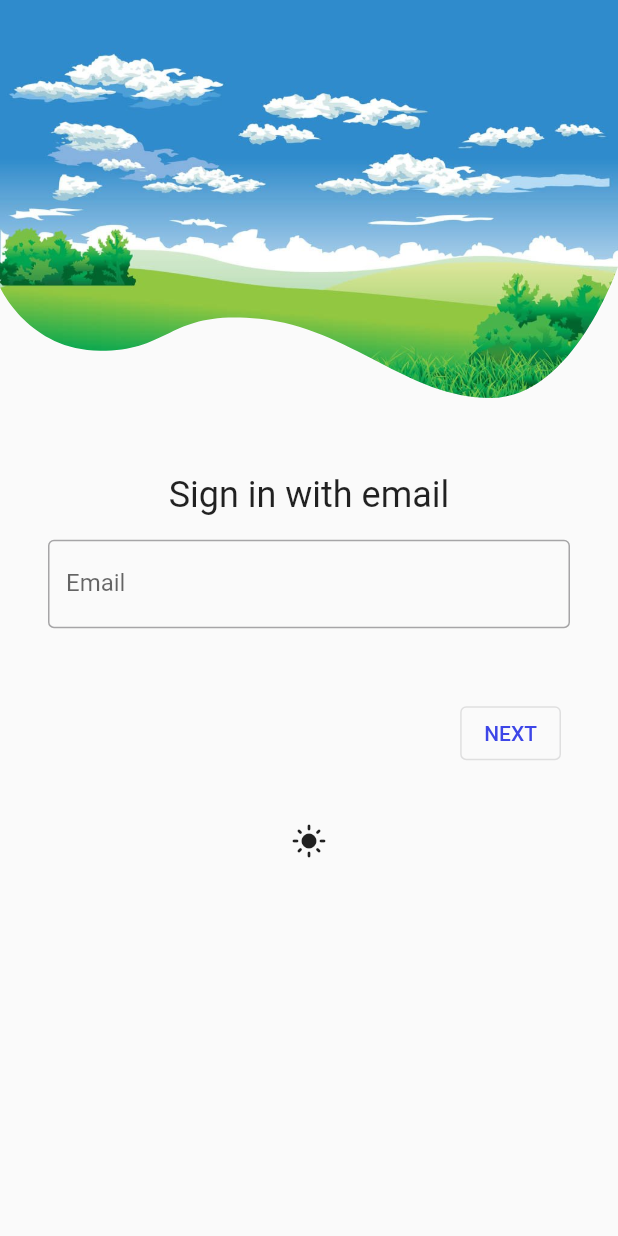
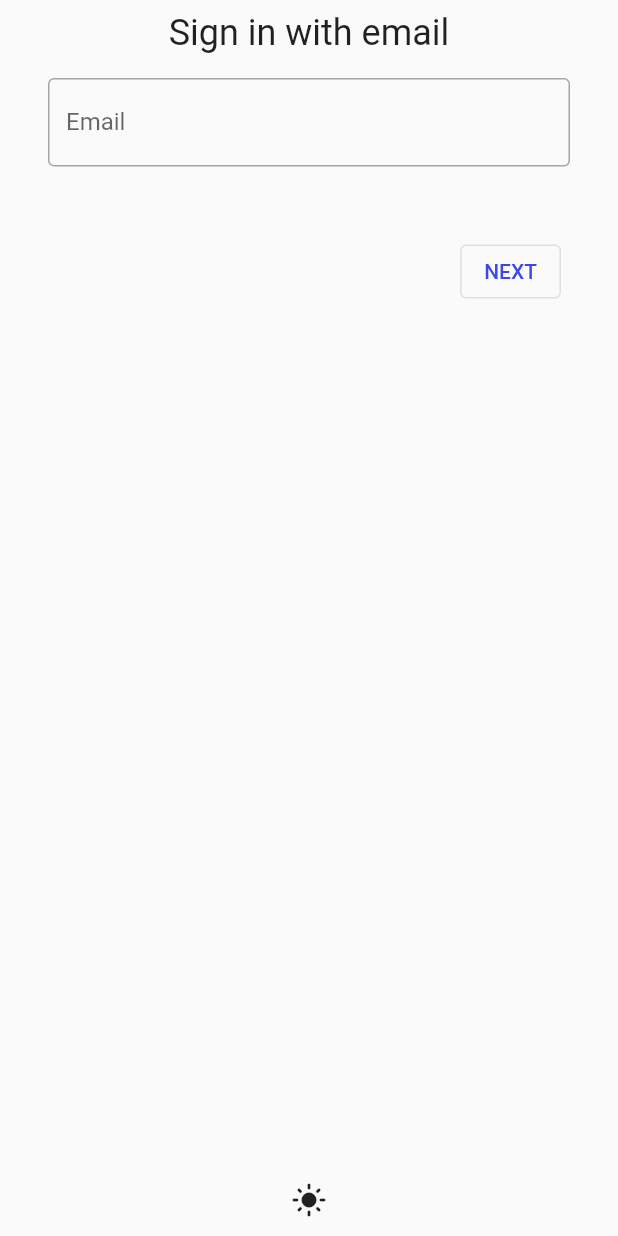
Before and after one commit to AlejandroCisnero/ChatApp, a Flutter app: the screen it shows after launch, on a phone screen of 412 x 824 dp. Run offline on Flutter 3.47's test engine with Material 2 defaults, Android fonts, the phone set to English and light mode, and no system bars; our stand-ins replace cloud_firestore, firebase_auth, firebase_core, firebase_storage, image_picker, shared_preferences; accounts and stored records are empty.

Commit message:
removing stack from authscreen

```diff
--- a/lib/Screens/auth_screen.dart
+++ b/lib/Screens/auth_screen.dart
@@ -21,31 +21,8 @@ class _AuthScreenState extends State<AuthScreen> {
     var darkThemeProvider = Provider.of<DarkThemeProvider>(context);
     return SafeArea(
       child: Scaffold(
-        body: ListView(
+        body: Column(
           children: <Widget>[
-            ClipPath(
-              clipper: LoginImageClipper(),
-              child: Stack(children: [
-                AnimatedCrossFade(
-                  firstChild: Image.asset('assets/nightLoginBackGround.png'),
-                  secondChild: Image.asset('assets/dayLoginBackGround.jpg'),
-                  crossFadeState: !darkThemeProvider.darkTheme
-                      ? CrossFadeState.showSecond
-                      : CrossFadeState.showFirst,
-                  duration: const Duration(milliseconds: 1000),
-                ),
-                Positioned(
-                    top: 40,
-                    left: (MediaQuery.of(context).size.width / 2) - 55,
-                    child: Provider.of<ApplicationState>(context).loginState ==
-                            ApplicationLoginState.register
-                        ? UserImagePicker(Provider.of<ApplicationState>(context,
-                                listen: false)
-                            .setUserImage)
-                        : Container()),
-              ]),
-            ),
-            // Add from here
             Expanded(
               child: Consumer<ApplicationState>(
                 builder: (context, appState, _) => Authentication(
@@ -63,7 +40,8 @@ class _AuthScreenState extends State<AuthScreen> {
               ),
             ),
             // to here
-            IconButton(
+            Center(
+              child: IconButton(
                 icon: const Icon(Icons.light_mode),
                 onPressed: () async {
                   await darkThemeProvider.darkThemePreference.getThemeMode() !=
@@ -76,6 +54,7 @@ class _AuthScreenState extends State<AuthScreen> {
                         });
                 },
               ),
+            ),
           ],
         ),
       ),
```
Also changed, not shown: 1 other file. Lines whose indentation alone changed are shown as unchanged.
